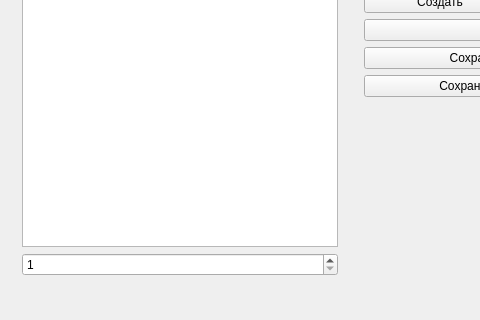
Sapfir0/ProgramLab, file mainwindow.ui: the form before one commit; both pictures show x 0 to 480 and y 348 to 668 of the 853 by 668 pixel window.
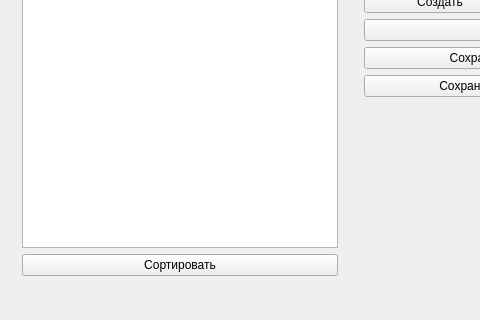
The form after the commit.

Commit message: Подпотеваю немного

```diff
--- a/mainwindow.ui
+++ b/mainwindow.ui
@@ -48,12 +48,9 @@
            </widget>
           </item>
           <item>
-           <widget class="QSpinBox" name="spinWriting">
-            <property name="minimum">
-             <number>1</number>
-            </property>
-            <property name="maximum">
-             <number>10</number>
+           <widget class="QPushButton" name="sortBtn">
+            <property name="text">
+             <string>Сортировать</string>
             </property>
            </widget>
           </item>
```
The commit also changes 2 other files.
